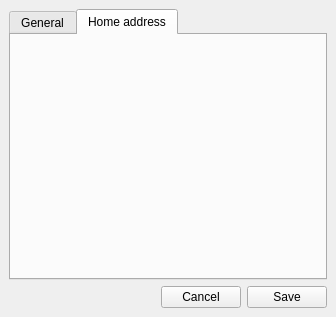
The window that widgets/vcardeditor.ui (xmpp-graveyard/jabbim) describes before a commit, drawn with Qt 5.
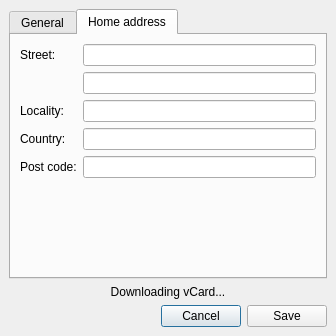
The same window after the commit. The open tabs and pages were chosen to show the change.

The edit to the form file:
```diff
--- a/widgets/vcardeditor.ui
+++ b/widgets/vcardeditor.ui
@@ -6,7 +6,7 @@
     <x>0</x>
     <y>0</y>
     <width>336</width>
-    <height>317</height>
+    <height>336</height>
    </rect>
   </property>
   <property name="windowTitle" >
@@ -19,6 +19,33 @@
    <property name="spacing" >
     <number>6</number>
    </property>
+   <item row="2" column="0" >
+    <spacer>
+     <property name="orientation" >
+      <enum>Qt::Horizontal</enum>
+     </property>
+     <property name="sizeHint" >
+      <size>
+       <width>71</width>
+       <height>20</height>
+      </size>
+     </property>
+    </spacer>
+   </item>
+   <item row="2" column="1" >
+    <widget class="QPushButton" name="pushButton_2" >
+     <property name="text" >
+      <string>Cancel</string>
+     </property>
+    </widget>
+   </item>
+   <item row="2" column="2" >
+    <widget class="QPushButton" name="pushButton" >
+     <property name="text" >
+      <string>Save</string>
+     </property>
+    </widget>
+   </item>
    <item row="0" column="0" colspan="3" >
     <widget class="QTabWidget" name="tabWidget" >
      <property name="currentIndex" >
@@ -115,33 +142,80 @@
       <attribute name="title" >
        <string>Home address</string>
       </attribute>
+      <layout class="QGridLayout" >
+       <property name="margin" >
+        <number>9</number>
+       </property>
+       <property name="spacing" >
+        <number>6</number>
+       </property>
+       <item row="5" column="1" >
+        <spacer>
+         <property name="orientation" >
+          <enum>Qt::Vertical</enum>
+         </property>
+         <property name="sizeHint" >
+          <size>
+           <width>20</width>
+           <height>61</height>
+          </size>
+         </property>
+        </spacer>
+       </item>
+       <item row="4" column="0" >
+        <widget class="QLabel" name="label_9" >
+         <property name="text" >
+          <string>Post code:</string>
+         </property>
+        </widget>
+       </item>
+       <item row="3" column="0" >
+        <widget class="QLabel" name="label_8" >
+         <property name="text" >
+          <string>Country:</string>
+         </property>
+        </widget>
+       </item>
+       <item row="4" column="1" >
+        <widget class="QLineEdit" name="homepcode" />
+       </item>
+       <item row="3" column="1" >
+        <widget class="QLineEdit" name="homecountry" />
+       </item>
+       <item row="2" column="1" >
+        <widget class="QLineEdit" name="homelocality" />
+       </item>
+       <item row="2" column="0" >
+        <widget class="QLabel" name="label_7" >
+         <property name="text" >
+          <string>Locality:</string>
+         </property>
+        </widget>
+       </item>
+       <item row="0" column="1" >
+        <widget class="QLineEdit" name="homestreet" />
+       </item>
+       <item row="1" column="1" >
+        <widget class="QLineEdit" name="homeextadd" />
+       </item>
+       <item row="0" column="0" >
+        <widget class="QLabel" name="label_6" >
+         <property name="text" >
+          <string>Street:</string>
+         </property>
+        </widget>
+       </item>
+      </layout>
      </widget>
     </widget>
    </item>
-   <item row="1" column="0" >
-    <spacer>
-     <property name="orientation" >
-      <enum>Qt::Horizontal</enum>
-     </property>
-     <property name="sizeHint" >
-      <size>
-       <width>71</width>
-       <height>20</height>
-      </size>
-     </property>
-    </spacer>
-   </item>
-   <item row="1" column="1" >
-    <widget class="QPushButton" name="pushButton_2" >
+   <item row="1" column="0" colspan="3" >
+    <widget class="QLabel" name="download" >
      <property name="text" >
-      <string>Cancel</string>
+      <string>Downloading vCard...</string>
      </property>
-    </widget>
-   </item>
-   <item row="1" column="2" >
-    <widget class="QPushButton" name="pushButton" >
-     <property name="text" >
-      <string>Save</string>
+     <property name="alignment" >
+      <set>Qt::AlignCenter</set>
      </property>
     </widget>
    </item>
```
Left out of the diff: 93 changed lines with no effect on the pictures.
